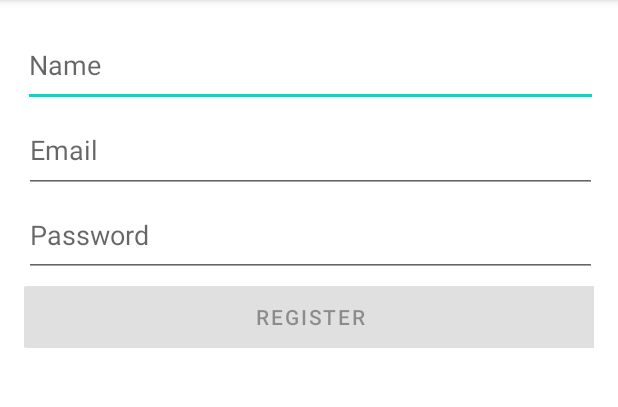
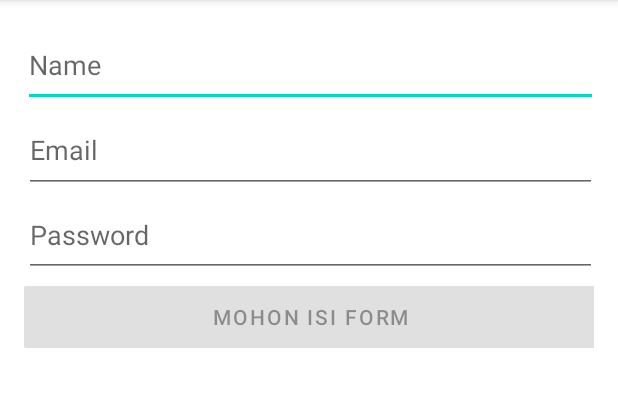
Before and after one commit to bintangns/StoryAppBangkit, an Android app: the RegisterActivity screen opened directly, with no data from a screen before it, on a phone screen of 412 x 824 dp, the part 84-491 px from its top. Run offline under Robolectric (Android 15) with nearby library versions, the phone set to English and light mode, and no system bars.

Commit message:
Menambahkan Custom View

```diff
--- a/app/src/main/res/layout/activity_login.xml
+++ b/app/src/main/res/layout/activity_login.xml
@@ -39,7 +39,7 @@
             android:layout_width="378dp"
             android:layout_height="59dp"
             android:layout_marginTop="48dp"
-            android:text="Login"
+            android:text="Mohon Isi Form"
             app:layout_constraintEnd_toEndOf="parent"
             app:layout_constraintHorizontal_bias="0.515"
             app:layout_constraintStart_toStartOf="parent"
--- a/app/src/main/res/layout/activity_register.xml
+++ b/app/src/main/res/layout/activity_register.xml
@@ -1,11 +1,14 @@
-<?xml version="1.0" encoding="utf-8"?>
-<androidx.constraintlayout.widget.ConstraintLayout xmlns:android="http://schemas.android.com/apk/res/android"
+<RelativeLayout xmlns:android="http://schemas.android.com/apk/res/android"
     xmlns:app="http://schemas.android.com/apk/res-auto"
     xmlns:tools="http://schemas.android.com/tools"
     android:layout_width="match_parent"
     android:layout_height="match_parent"
     android:padding="16dp"
     tools:context=".RegisterActivity">
+
+    <androidx.constraintlayout.widget.ConstraintLayout
+        android:layout_width="match_parent"
+        android:layout_height="match_parent">
 
         <EditText
             android:id="@+id/ed_register_name"
@@ -16,7 +19,7 @@
             app:layout_constraintEnd_toEndOf="parent"
             app:layout_constraintStart_toStartOf="parent"
             app:layout_constraintTop_toTopOf="parent"
-        android:alpha="0"/>
+            android:alpha="0" />
 
         <EditText
             android:id="@+id/ed_register_email"
@@ -27,7 +30,7 @@
             app:layout_constraintEnd_toEndOf="parent"
             app:layout_constraintStart_toStartOf="parent"
             app:layout_constraintTop_toBottomOf="@id/ed_register_name"
-        android:alpha="0"/>
+            android:alpha="0" />
 
         <EditText
             android:id="@+id/ed_register_password"
@@ -38,27 +41,38 @@
             app:layout_constraintEnd_toEndOf="parent"
             app:layout_constraintStart_toStartOf="parent"
             app:layout_constraintTop_toBottomOf="@id/ed_register_email"
-        android:alpha="0"/>
+            android:alpha="0" />
 
         <Button
             android:id="@+id/btn_register"
             android:layout_width="385dp"
             android:layout_height="53dp"
-        android:text="Register"
+            android:text="Mohon Isi Form"
             app:layout_constraintEnd_toEndOf="parent"
             app:layout_constraintStart_toStartOf="parent"
             app:layout_constraintTop_toBottomOf="@id/ed_register_password"
-        android:alpha="0"/>
+            android:alpha="0" />
+
+    </androidx.constraintlayout.widget.ConstraintLayout>
+
+    <FrameLayout
+        android:id="@+id/loading_overlay"
+        android:layout_width="wrap_content"
+        android:layout_height="wrap_content"
+        android:layout_centerInParent="true"
+        android:visibility="gone">
+
+        <View
+            android:layout_width="match_parent"
+            android:layout_height="match_parent"
+            android:background="#80000000" />
+
         <ProgressBar
             android:id="@+id/progressBar"
             style="?android:attr/progressBarStyle"
             android:layout_width="wrap_content"
             android:layout_height="wrap_content"
-        android:visibility="gone"
-        app:layout_constraintBottom_toBottomOf="parent"
-        app:layout_constraintEnd_toEndOf="parent"
-        app:layout_constraintStart_toStartOf="parent"
-        app:layout_constraintTop_toTopOf="parent"
-        tools:visibility="visible" />
+            android:layout_gravity="center" />
 
-</androidx.constraintlayout.widget.ConstraintLayout>
+    </FrameLayout>
+</RelativeLayout>
```
Also changed, not shown: app/src/main/java/com/example/storyappintermediate/LoginActivity.kt (+29 -10 lines), app/src/main/java/com/example/storyappintermediate/RegisterActivity.kt (+44 -3 lines), app/src/main/java/com/example/storyappintermediate/utils/ValidatorCheck.kt (line endings or trailing spaces). Lines whose indentation alone changed are shown as unchanged.
